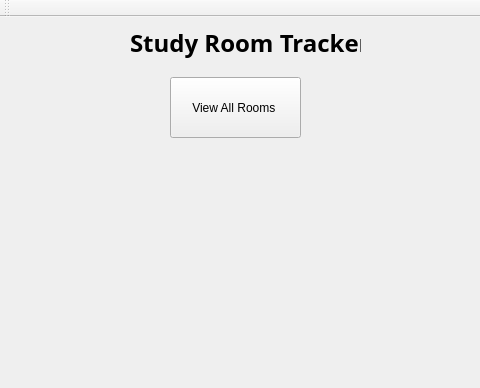
Qt form StudyRoomTracker/StudyRoomTrackerGUI/StudyRoomTrackerGUI.ui (ddpatel6793/Study-Room-Reservation-Tracker) before a commit; both pictures show x 0 to 480 and y 0 to 388 of the 915 by 829 pixel window.
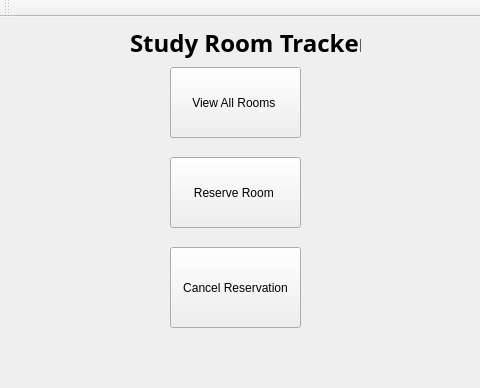
The same form after that commit.

Diff of the .ui file:
```diff
--- a/StudyRoomTracker/StudyRoomTrackerGUI/StudyRoomTrackerGUI.ui
+++ b/StudyRoomTracker/StudyRoomTrackerGUI/StudyRoomTrackerGUI.ui
@@ -38,15 +38,41 @@
     <property name="geometry">
      <rect>
       <x>170</x>
-      <y>60</y>
+      <y>50</y>
       <width>131</width>
-      <height>61</height>
+      <height>71</height>
      </rect>
     </property>
     <property name="text">
      <string>View All Rooms </string>
     </property>
    </widget>
+   <widget class="QPushButton" name="reserveRoomButton">
+    <property name="geometry">
+     <rect>
+      <x>170</x>
+      <y>140</y>
+      <width>131</width>
+      <height>71</height>
+     </rect>
+    </property>
+    <property name="text">
+     <string>Reserve Room </string>
+    </property>
+   </widget>
+   <widget class="QPushButton" name="CancelReservationButton">
+    <property name="geometry">
+     <rect>
+      <x>170</x>
+      <y>230</y>
+      <width>131</width>
+      <height>81</height>
+     </rect>
+    </property>
+    <property name="text">
+     <string>Cancel Reservation</string>
+    </property>
+   </widget>
   </widget>
   <widget class="QMenuBar" name="menuBar">
    <property name="geometry">
```
